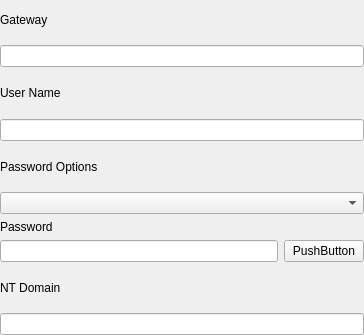
The window that plugins/network/src/plugin/setting-widget/vpn/vpn-widget.ui (openeuler-mirror/kiran-control-panel) describes before a commit, drawn with Qt 5.
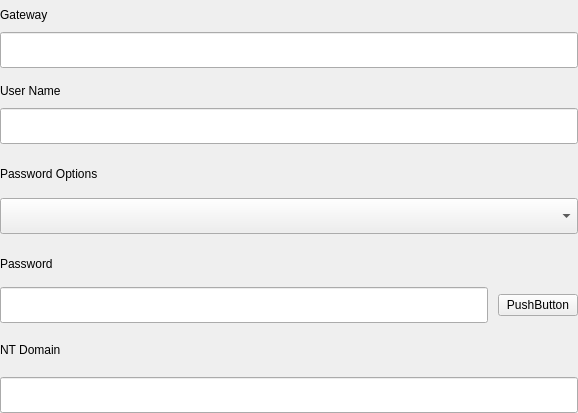
The same window after the commit. Custom widgets are drawn as their Qt base class.

```diff
--- a/plugins/network/src/plugin/setting-widget/vpn/vpn-widget.ui
+++ b/plugins/network/src/plugin/setting-widget/vpn/vpn-widget.ui
@@ -6,46 +6,106 @@
    <rect>
     <x>0</x>
     <y>0</y>
-    <width>364</width>
-    <height>335</height>
+    <width>578</width>
+    <height>413</height>
    </rect>
   </property>
   <property name="windowTitle">
    <string>VpnWidget</string>
   </property>
-  <layout class="QVBoxLayout" name="verticalScrollAreaWidgetContentsLayout">
+  <layout class="QVBoxLayout" name="verticalLayout_5">
+   <property name="spacing">
+    <number>16</number>
+   </property>
    <property name="leftMargin">
     <number>0</number>
    </property>
    <property name="topMargin">
-    <number>0</number>
+    <number>8</number>
    </property>
    <property name="rightMargin">
     <number>0</number>
    </property>
    <property name="bottomMargin">
     <number>0</number>
+   </property>
+   <item>
+    <layout class="QVBoxLayout" name="verticalLayout">
+     <property name="spacing">
+      <number>10</number>
    </property>
    <item>
     <widget class="QLabel" name="label">
+       <property name="sizePolicy">
+        <sizepolicy hsizetype="Preferred" vsizetype="Fixed">
+         <horstretch>0</horstretch>
+         <verstretch>0</verstretch>
+        </sizepolicy>
+       </property>
      <property name="text">
       <string>Gateway</string>
      </property>
     </widget>
    </item>
    <item>
-    <widget class="QLineEdit" name="gateway"/>
-   </item>
+      <widget class="QLineEdit" name="gateway">
+       <property name="minimumSize">
+        <size>
+         <width>0</width>
+         <height>36</height>
+        </size>
+       </property>
+       <property name="maximumSize">
+        <size>
+         <width>16777215</width>
+         <height>36</height>
+        </size>
+       </property>
+      </widget>
+     </item>
+    </layout>
+   </item>
+   <item>
+    <layout class="QVBoxLayout" name="verticalLayout_2">
+     <property name="spacing">
+      <number>10</number>
+     </property>
    <item>
     <widget class="QLabel" name="label_2">
+       <property name="sizePolicy">
+        <sizepolicy hsizetype="Preferred" vsizetype="Fixed">
+         <horstretch>0</horstretch>
+         <verstretch>0</verstretch>
+        </sizepolicy>
+       </property>
      <property name="text">
       <string>User Name</string>
      </property>
     </widget>
    </item>
    <item>
-    <widget class="QLineEdit" name="userName"/>
-   </item>
+      <widget class="QLineEdit" name="userName">
+       <property name="minimumSize">
+        <size>
+         <width>0</width>
+         <height>36</height>
+        </size>
+       </property>
+       <property name="maximumSize">
+        <size>
+         <width>16777215</width>
+         <height>36</height>
+        </size>
+       </property>
+      </widget>
+     </item>
+    </layout>
+   </item>
+   <item>
+    <layout class="QVBoxLayout" name="verticalLayout_3">
+     <property name="spacing">
+      <number>10</number>
+     </property>
    <item>
     <widget class="QLabel" name="label_3">
      <property name="text">
@@ -55,14 +115,31 @@
    </item>
    <item>
     <widget class="OptionsComboBox" name="passwordOptions">
+       <property name="minimumSize">
+        <size>
+         <width>0</width>
+         <height>36</height>
+        </size>
+       </property>
+       <property name="maximumSize">
+        <size>
+         <width>16777215</width>
+         <height>36</height>
+        </size>
+       </property>
      <property name="focusPolicy">
       <enum>Qt::WheelFocus</enum>
      </property>
     </widget>
    </item>
+    </layout>
+   </item>
    <item>
     <widget class="QWidget" name="passwordWidget" native="true">
      <layout class="QVBoxLayout" name="m_verticalDeviceWidgetLayout">
+      <property name="spacing">
+       <number>10</number>
+      </property>
       <property name="leftMargin">
        <number>0</number>
       </property>
@@ -85,7 +162,20 @@
       <item>
        <layout class="QHBoxLayout" name="horizontalLayout">
         <item>
-         <widget class="QLineEdit" name="password"/>
+         <widget class="QLineEdit" name="password">
+          <property name="minimumSize">
+           <size>
+            <width>0</width>
+            <height>36</height>
+           </size>
+          </property>
+          <property name="maximumSize">
+           <size>
+            <width>16777215</width>
+            <height>36</height>
+           </size>
+          </property>
+         </widget>
         </item>
         <item>
          <widget class="QPushButton" name="passwordVisual">
@@ -100,6 +190,8 @@
     </widget>
    </item>
    <item>
+    <layout class="QVBoxLayout" name="verticalLayout_4">
+     <item>
     <widget class="QLabel" name="label_5">
      <property name="text">
       <string>NT Domain</string>
@@ -107,7 +199,22 @@
     </widget>
    </item>
    <item>
-    <widget class="QLineEdit" name="ntDomain"/>
+      <widget class="QLineEdit" name="ntDomain">
+       <property name="minimumSize">
+        <size>
+         <width>0</width>
+         <height>36</height>
+        </size>
+       </property>
+       <property name="maximumSize">
+        <size>
+         <width>16777215</width>
+         <height>36</height>
+        </size>
+       </property>
+      </widget>
+     </item>
+    </layout>
    </item>
   </layout>
  </widget>
```
Lines whose indentation alone changed are shown as unchanged.
